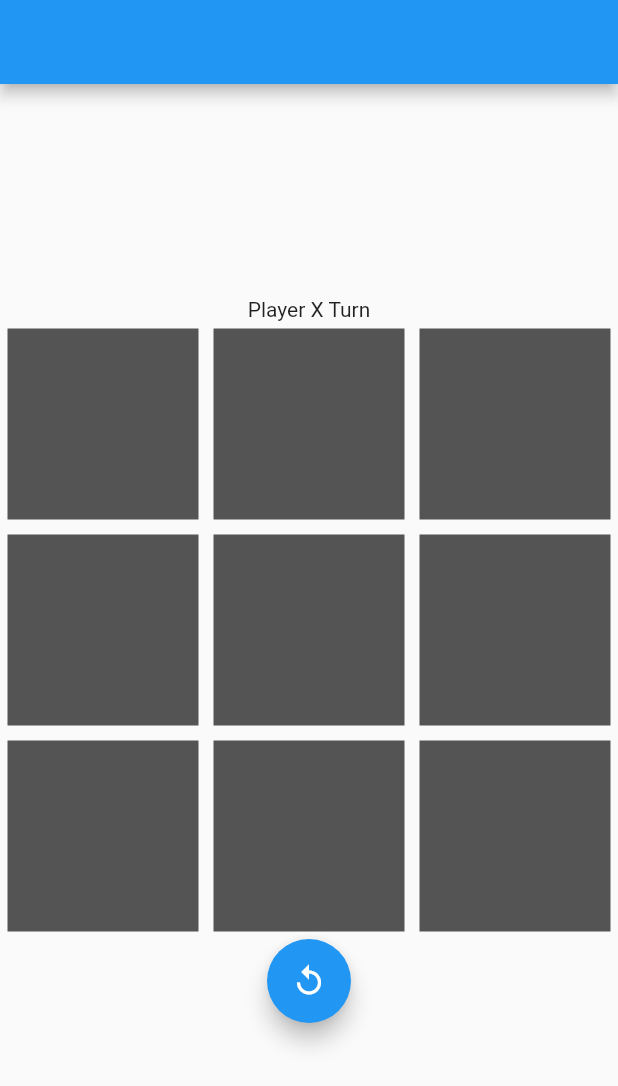
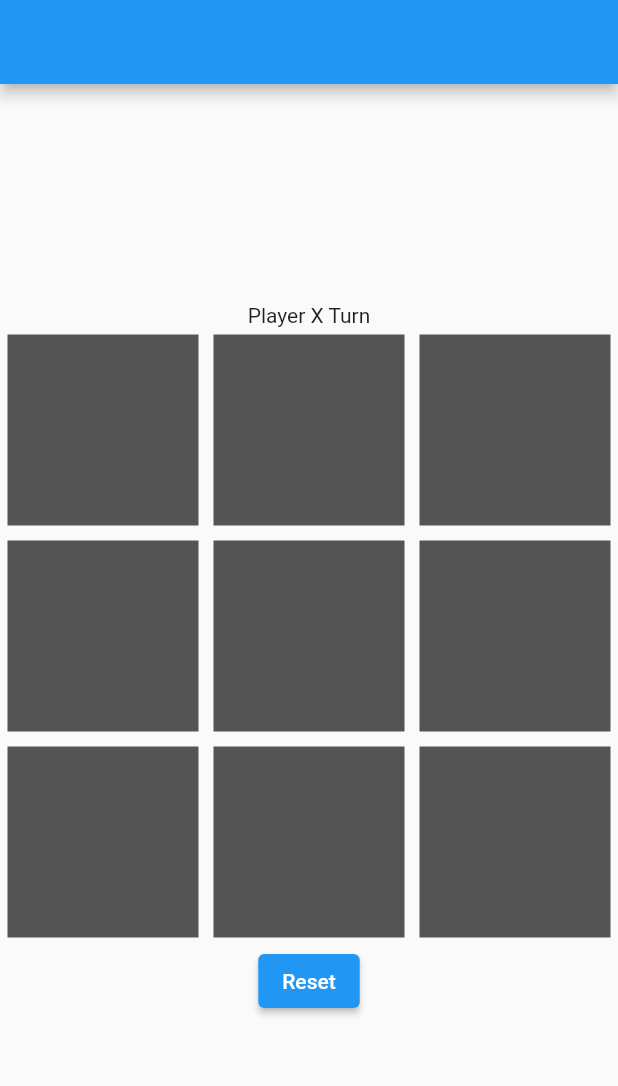
Before and after one commit to RamyBouchareb25/mini-games, a Flutter app: the screen it shows after launch, on a phone screen of 412 x 824 dp. Shown: the top 1086 px of the screen. Run offline on Flutter 3.47's test engine with Material 2 defaults, Android fonts, the phone set to English and light mode, and no system bars.

Commit message:
added draw

```diff
--- a/lib/main.dart
+++ b/lib/main.dart
@@ -34,7 +34,7 @@ class GameBoard extends StatefulWidget {
 class _GameBoardState extends State<GameBoard> {
   static PlayerState player = PlayerState.playerX;
 
-  List<String> boardState = ["", "", "", "", "", "", "", "", "", ""];
+  List<String> boardState = ["", "", "", "", "", "", "", "", ""];
   late bool gameEnded;
   bool draw = false;
   @override
@@ -50,7 +50,11 @@ class _GameBoardState extends State<GameBoard> {
       body: Center(
         child: Column(
           mainAxisAlignment: MainAxisAlignment.center,
-          children: [_headerText(), _board(), _resetbutton()],
+          children: [
+            _headerText(),
+            _board(),
+            _resetbutton(),
+          ],
         ),
       ),
     );
@@ -115,8 +119,8 @@ class _GameBoardState extends State<GameBoard> {
   }
 
   Widget _resetbutton() {
-    return FloatingActionButton(
-      child: const Icon(Icons.replay),
+    return ElevatedButton(
+      child: const Text("Reset"),
       onPressed: () {
         setState(() {
           boardState = ["", "", "", "", "", "", "", "", "", ""];
@@ -129,7 +133,10 @@ class _GameBoardState extends State<GameBoard> {
   }
 
   void hasWon() {
-    if (boardState.every((e) => e != "")) {
+    bool test = boardState.every((e) => e != "");
+    print('test = $test');
+    print(boardState);
+    if (test) {
       gameEnded = true;
       draw = true;
     }
```
